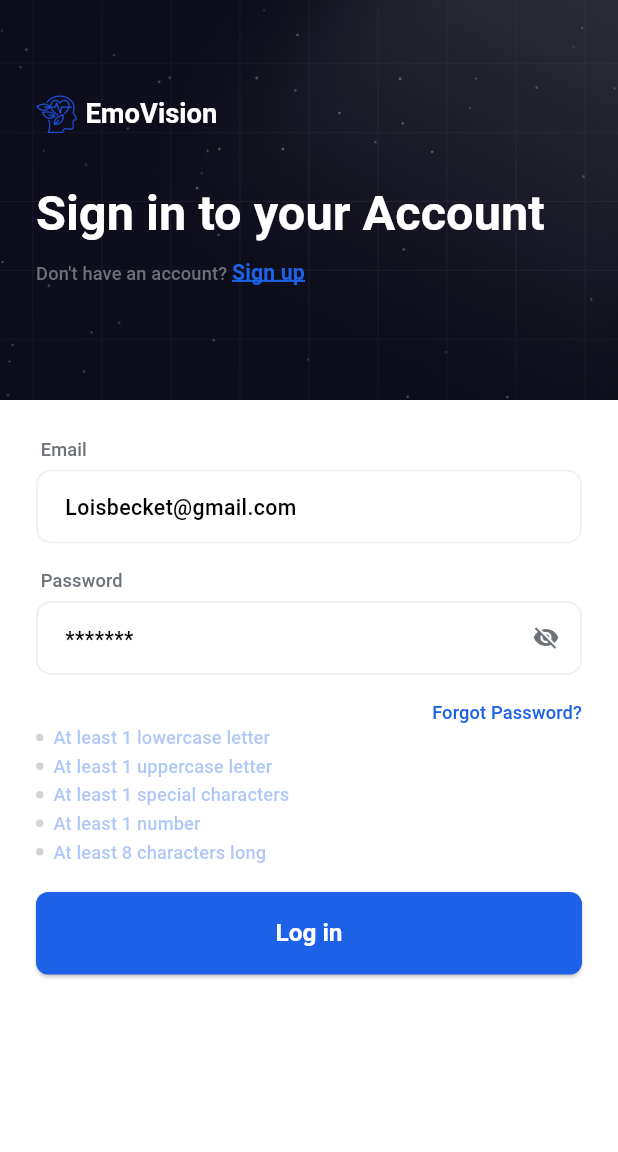
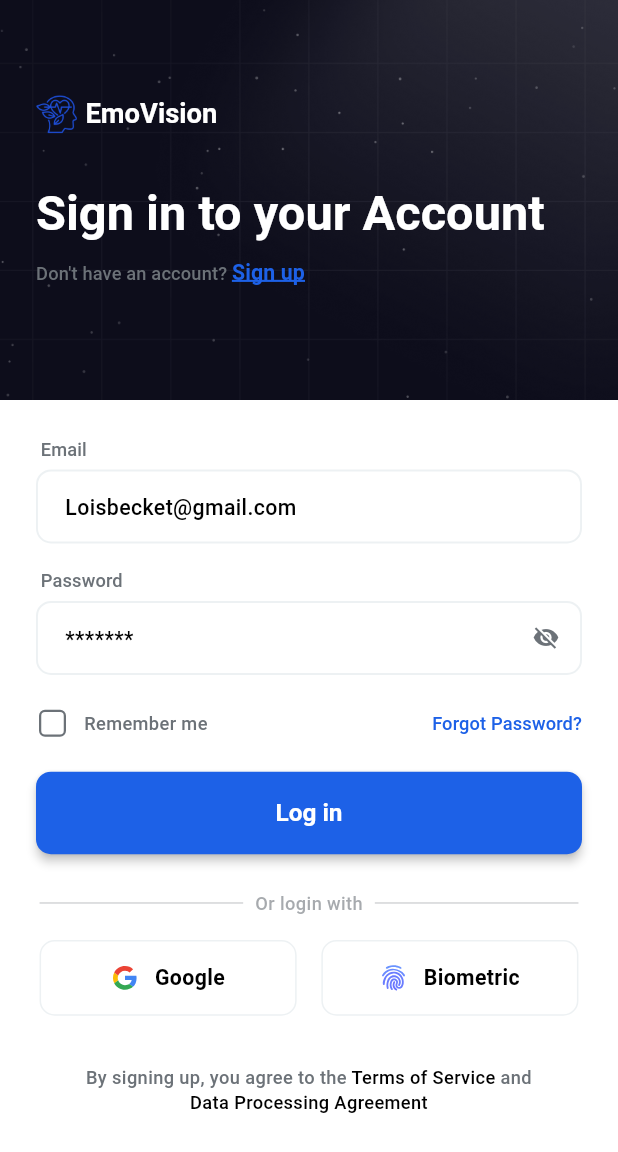
Before and after one commit to khaledNat3y/emo-vision, a Flutter app: the screen it shows after launch, on a phone screen of 412 x 824 dp. Shown: the top 1152 px of the screen. Run offline on Flutter 3.47's test engine with Material 3 defaults, Android fonts, the phone set to English and light mode, and no system bars; our stand-ins replace flutter_screenutil, flutter_secure_storage, flutter_svg, local_auth, shared_preferences, smooth_page_indicator; missing offline and left inert: local_auth_android; Roboto replaces fonts that are missing (LeagueSpartan).

Commit message:
-enhanced login form with remember me checkbox and biometric authentication -replaced password validation with remember me checkbox and forgot password layout -added biometric authentication service with local_auth integration -implemented Google and biometric login options with custom UI components -added required permissions for biometric authentication on Android and iOS -updated dependencies with local_auth packages and flutter_svg -improved button styling with elevation and rounded corners -added or_login_with divider widget for alternative login methods -updated onboarding navigation to use proper routing to login screen

```diff
--- a/lib/core/helpers/app_assets.dart
+++ b/lib/core/helpers/app_assets.dart
@@ -4,4 +4,7 @@ class AppAssets {
   static const String appLogo = 'assets/images/login_screen/app_logo.png';
   static const String loginScreenHead = 'assets/images/login_screen/head.png';
   static const String lottieLoadingAnimation = 'assets/lottie/loading_animation.json';
+  static const String googleIcon = "assets/svgs/google_icon.svg";
+  static const String facebookIcon = "assets/svgs/facebook_icon.svg";
+  static const String biometric = "assets/svgs/biometric.svg";
 }
--- /dev/null
+++ b/lib/core/services/biometric_service.dart
@@ -0,0 +1,32 @@
+import 'package:facial_emotional_detection_graduation_project/core/helpers/logger.dart';
+import 'package:local_auth/local_auth.dart';
+import 'package:local_auth_android/local_auth_android.dart';
+
+class BiometricService {
+  final LocalAuthentication auth = LocalAuthentication();
+
+  Future<bool> canCheckBiometrics() async {
+    return await auth.canCheckBiometrics;
+  }
+
+  Future<bool> authenticateBiometric() async {
+    try {
+      final isAuthenticated = await auth.authenticate(
+        localizedReason: 'Please authenticate to login',
+        options: const AuthenticationOptions(
+          stickyAuth: true,
+          biometricOnly: true,
+        ),
+      );
+      return isAuthenticated;
+    } catch (e) {
+      Logger.debug('Error: $e');
+      return false;
+    }
+  }
+
+  Future<bool> requestBiometric() async {
+    await canCheckBiometrics();
+    return await authenticateBiometric();
+  }
+}
--- a/lib/core/theming/app_text_theme.dart
+++ b/lib/core/theming/app_text_theme.dart
@@ -9,6 +9,18 @@ abstract class AppTextTheme {
     fontSize: 24.sp,
     fontWeight: FontWeightHelper.bold,
     color: AppColors.textPrimaryLight,
+  );
+
+  static TextStyle font14BlackSemiBold = TextStyle(
+    fontSize: 14.sp,
+    fontWeight: FontWeightHelper.semiBold,
+    color: AppColors.black,
+  );
+
+  static TextStyle font12GreyMedium = TextStyle(
+    fontSize: 12.sp,
+    fontWeight: FontWeightHelper.medium,
+    color: AppColors.grey,
   );
 
   static TextStyle font12BlueRegular = TextStyle(
--- a/lib/core/widgets/custom_button.dart
+++ b/lib/core/widgets/custom_button.dart
@@ -13,12 +13,14 @@ class CustomButton extends StatelessWidget {
 
   @override
   Widget build(BuildContext context) {
-    return Center(
-      child: ElevatedButton(
+    return ElevatedButton(
       style: ElevatedButton.styleFrom(
+        animationDuration: const Duration(milliseconds: 500),
         // padding: EdgeInsets.symmetric(vertical: 14, horizontal: 32),
+        elevation: 2.7,
         backgroundColor: AppColors.primary,
         minimumSize: const Size.fromHeight(55),
+        shape: RoundedRectangleBorder(borderRadius: BorderRadius.circular(10)),
       ),
       onPressed: () {
         if (formKey.currentState!.validate()) {
@@ -26,7 +28,6 @@ class CustomButton extends StatelessWidget {
         }
       },
       child: Text(text),
-      ),
     );
   }
 }
--- a/lib/features/login_screen/ui/login_screen_body.dart
+++ b/lib/features/login_screen/ui/login_screen_body.dart
@@ -1,8 +1,15 @@
+import 'package:facial_emotional_detection_graduation_project/core/helpers/logger.dart';
+import 'package:facial_emotional_detection_graduation_project/core/services/biometric_service.dart';
+import 'package:facial_emotional_detection_graduation_project/core/theming/app_text_theme.dart';
 import 'package:facial_emotional_detection_graduation_project/features/login_screen/ui/widgets/login_form.dart';
 import 'package:facial_emotional_detection_graduation_project/features/login_screen/ui/widgets/login_screen_header_column.dart';
+import 'package:facial_emotional_detection_graduation_project/features/login_screen/ui/widgets/or_login_with_widget.dart';
 import 'package:flutter/material.dart';
+import 'package:flutter_screenutil/flutter_screenutil.dart';
+import 'package:flutter_svg/flutter_svg.dart';
 
 import '../../../core/helpers/app_assets.dart';
+import '../../../core/theming/app_colors.dart';
 
 class LoginScreenBody extends StatelessWidget {
   const LoginScreenBody({super.key});
@@ -29,8 +36,79 @@ class LoginScreenBody extends StatelessWidget {
             ],
           ),
           const LoginForm(),
+          const OrLoginWith(),
+          16.verticalSpace,
+          Row(
+            mainAxisAlignment: MainAxisAlignment.center,
+            children: [
+              CustomLoginMethod(iconPath: AppAssets.googleIcon, title: 'Google', onTap: (){},),
+              15.horizontalSpace,
+              CustomLoginMethod(iconPath: AppAssets.biometric, title: 'Biometric', onTap: (){
+                BiometricService().requestBiometric().then((value) {
+                  if (value) {
+                    Logger.debug(value.toString());
+                    if(context.mounted) {
+                      Navigator.push(context, MaterialPageRoute(builder: (context) => Scaffold()));
+                    }
+                  }
+                  Logger.debug(value.toString());
+                });
+              },),
+            ],
+          ),
+          32.verticalSpace,
+          Center(
+            child: Padding(
+              padding: EdgeInsets.symmetric(horizontal: 24.0.w),
+              child: Text.rich(
+                textAlign: TextAlign.center,
+                TextSpan(
+                  text: "By signing up, you agree to the ", style: AppTextTheme.font12GreyMedium,
+                  children: [
+                    TextSpan(text: "Terms of Service", style: AppTextTheme.font12GreyMedium.copyWith(color: AppColors.black)),
+                    TextSpan(text: " and \n", style: AppTextTheme.font12GreyMedium),
+                    TextSpan(text: "Data Processing Agreement", style: AppTextTheme.font12GreyMedium.copyWith(color: AppColors.black)),],
+                ),
+              ),
+            ),
+          )
+
         ],
       ),
     );
   }
 }
+
+class CustomLoginMethod extends StatelessWidget {
+  final String iconPath;
+  final String title;
+  final void Function()? onTap;
+  const CustomLoginMethod({super.key, required this.iconPath, required this.title, this.onTap});
+
+  @override
+  Widget build(BuildContext context) {
+    return GestureDetector(
+      onTap: onTap,
+      child: Container(
+        width: MediaQuery.of(context).size.width * 0.416,
+        padding: EdgeInsets.symmetric(horizontal: 24.0.w, vertical: 14.0.h),
+        decoration: BoxDecoration(
+          borderRadius: BorderRadius.circular(10),
+          border: Border.all(color: AppColors.borderLight),
+        ),
+        child: Row(
+          mainAxisAlignment: MainAxisAlignment.center,
+          children: [
+            SvgPicture.asset(iconPath),
+            10.horizontalSpace,
+            Text(
+              title,
+              style: AppTextTheme.font14BlackSemiBold,
+              textAlign: TextAlign.center,
+            ),
+          ],
+        ),
+      ),
+    );
+  }
+}
--- a/lib/features/login_screen/ui/widgets/login_form.dart
+++ b/lib/features/login_screen/ui/widgets/login_form.dart
@@ -1,9 +1,8 @@
 import 'package:facial_emotional_detection_graduation_project/core/theming/app_colors.dart';
+import 'package:facial_emotional_detection_graduation_project/core/theming/app_text_theme.dart';
 import 'package:facial_emotional_detection_graduation_project/core/widgets/app_text_form_field.dart';
-import 'package:facial_emotional_detection_graduation_project/core/widgets/password_validation.dart';
 import 'package:flutter/material.dart';
 import 'package:flutter_screenutil/flutter_screenutil.dart';
-
 import '../../../../core/helpers/app_regex.dart';
 import '../../../../core/widgets/custom_button.dart';
 
@@ -17,36 +16,39 @@ class LoginForm extends StatefulWidget {
 class _LoginFormState extends State<LoginForm> {
   final formKey = GlobalKey<FormState>();
   bool isObscure = true;
+  bool isChecked = false;
 
-  bool hasLowercase = false;
-  bool hasUppercase = false;
-  bool hasSpecialCharacters = false;
-  bool hasNumber = false;
-  bool hasMinLength = false;
+  // bool hasLowercase = false;
+  // bool hasUppercase = false;
+  // bool hasSpecialCharacters = false;
+  // bool hasNumber = false;
+  // bool hasMinLength = false;
 
   late TextEditingController passwordController;
+  late TextEditingController emailController;
 
   @override
   void initState() {
     super.initState();
     // passwordController = context.read<LoginCubit>().passwordController;
     passwordController = TextEditingController();
-    setupPasswordControllerListener();
+    emailController = TextEditingController();
+    // setupPasswordControllerListener();
   }
 
-  void setupPasswordControllerListener() {
-    passwordController.addListener(() {
-      setState(() {
-        hasLowercase = AppRegex.hasLowerCase(passwordController.text);
-        hasUppercase = AppRegex.hasUpperCase(passwordController.text);
-        hasSpecialCharacters = AppRegex.hasSpecialCharacter(
-          passwordController.text,
-        );
-        hasNumber = AppRegex.hasNumber(passwordController.text);
-        hasMinLength = AppRegex.hasMinLength(passwordController.text);
-      });
-    });
-  }
+  // void setupPasswordControllerListener() {
+  //   passwordController.addListener(() {
+  //     setState(() {
+  //       hasLowercase = AppRegex.hasLowerCase(passwordController.text);
+  //       hasUppercase = AppRegex.hasUpperCase(passwordController.text);
+  //       hasSpecialCharacters = AppRegex.hasSpecialCharacter(
+  //         passwordController.text,
+  //       );
+  //       hasNumber = AppRegex.hasNumber(passwordController.text);
+  //       hasMinLength = AppRegex.hasMinLength(passwordController.text);
+  //     });
+  //   });
+  // }
 
   @override
   Widget build(BuildContext context) {
@@ -57,7 +59,10 @@ class _LoginFormState extends State<LoginForm> {
         child: Column(
           crossAxisAlignment: CrossAxisAlignment.start,
           children: [
-            Text(" Email", style: Theme.of(context).textTheme.titleSmall),
+            Text(" Email", style: Theme
+                .of(context)
+                .textTheme
+                .titleSmall),
             5.verticalSpace,
             AppTextFormField(
               hintText: "Loisbecket@gmail.com",
@@ -70,7 +75,10 @@ class _LoginFormState extends State<LoginForm> {
               },
             ),
             16.verticalSpace,
-            Text(" Password", style: Theme.of(context).textTheme.titleSmall),
+            Text(" Password", style: Theme
+                .of(context)
+                .textTheme
+                .titleSmall),
             5.verticalSpace,
             AppTextFormField(
               controller: passwordController,
@@ -92,20 +100,50 @@ class _LoginFormState extends State<LoginForm> {
               ),
             ),
             16.verticalSpace,
-            Align(
-              alignment: Alignment.centerRight,
-              child: GestureDetector(
-                child: Text("Forgot Password?", style: Theme.of(context).textTheme.titleSmall?.copyWith(color: AppColors.primary)),
-                onTap: () {},
-              ),
+            Row(
+              mainAxisAlignment: MainAxisAlignment.spaceBetween,
+              children: [
+                Row(
+                  children: [
+                    Transform.translate(
+                      offset: const Offset(-5, 0), // Move checkbox slightly left to align better
+                      child: Checkbox(
+                        shape: RoundedRectangleBorder(
+                          borderRadius: BorderRadius.circular(4),
+                        ),
+                        value: isChecked,
+                        onChanged: (newValue) {
+                          setState(() {
+                            isChecked = newValue!;
+                          });
+                        },
+                        activeColor: AppColors.primary,
+                        checkColor: AppColors.white,
+                        side: const BorderSide(color: AppColors.grey, width: 1.5),
+                        materialTapTargetSize: MaterialTapTargetSize.shrinkWrap, // Reduces padding
+                        visualDensity: VisualDensity.compact, // Makes it more compact
+                      ),
+                    ),
+                    Text("Remember me", style: AppTextTheme.font12GreyMedium,),
+                  ],
+                ),
+                GestureDetector(
+                  child: Text("Forgot Password?", style: Theme
+                      .of(context)
+                      .textTheme
+                      .titleSmall
+                      ?.copyWith(color: AppColors.primary)),
+                  onTap: () {},
+                ),
+              ],
             ),
-            PasswordValidation(
-              hasLowerCase: hasLowercase,
-              hasUpperCase: hasUppercase,
-              hasSpecialCharacters: hasSpecialCharacters,
-              hasNumber: hasNumber,
-              hasMinLength: hasMinLength,
-            ),
+            // PasswordValidation(
+            //   hasLowerCase: hasLowercase,
+            //   hasUpperCase: hasUppercase,
+            //   hasSpecialCharacters: hasSpecialCharacters,
+            //   hasNumber: hasNumber,
+            //   hasMinLength: hasMinLength,
+            // ),
             16.verticalSpace,
             CustomButton(formKey: formKey, text: 'Log in',)
           ],
@@ -117,6 +155,7 @@ class _LoginFormState extends State<LoginForm> {
   @override
   void dispose() {
     passwordController.dispose();
+    emailController.dispose();
     super.dispose();
   }
 }
--- /dev/null
+++ b/lib/features/login_screen/ui/widgets/or_login_with_widget.dart
@@ -0,0 +1,41 @@
+import 'package:flutter/material.dart';
+import 'package:flutter_screenutil/flutter_screenutil.dart';
+
+import '../../../../core/theming/app_colors.dart';
+import '../../../../core/theming/app_text_theme.dart';
+
+class OrLoginWith extends StatelessWidget {
+  const OrLoginWith({super.key});
+
+  @override
+  Widget build(BuildContext context) {
+    return Padding(
+      padding: EdgeInsets.symmetric(horizontal: 24.0.w),
+      child: Row(
+        children: [
+          Expanded(
+            child: Divider(
+              thickness: 1,
+              color: AppColors.grey.withValues(alpha: 0.3),
+            ),
+          ),
+          Padding(
+            padding: const EdgeInsets.symmetric(horizontal: 8.0),
+            child: Text(
+              'Or login with',
+              style: AppTextTheme.font12GreyMedium.copyWith(
+                color: AppColors.grey.withValues(alpha: 0.6),
+              ),
+            ),
+          ),
+          Expanded(
+            child: Divider(
+              thickness: 1,
+              color: AppColors.grey.withValues(alpha: 0.3),
+            ),
+          ),
+        ],
+      ),
+    );
+  }
+}
--- a/lib/features/onboarding/ui/onboarding_screen.dart
+++ b/lib/features/onboarding/ui/onboarding_screen.dart
@@ -63,7 +63,8 @@ class _OnboardingScreenState extends State<OnboardingScreen> {
           ),
           // Indicator
           Positioned(
-            bottom: 200,
+            bottom: MediaQuery.of(context).size.height * 0.2463054,
+
             left: MediaQuery.of(context).size.width / 2 - 30,
             right: 0,
             child: SmoothPageIndicatorWidget(pageController: _pageController, currentPage: _currentPage),
--- a/lib/features/onboarding/ui/widgets/onboarding_buttons.dart
+++ b/lib/features/onboarding/ui/widgets/onboarding_buttons.dart
@@ -1,3 +1,5 @@
+import 'package:facial_emotional_detection_graduation_project/core/helpers/extensions.dart';
+import 'package:facial_emotional_detection_graduation_project/core/routing/routes.dart';
 import 'package:flutter/material.dart';
 
 class OnboardingButtons extends StatelessWidget {
@@ -30,9 +32,7 @@ class OnboardingButtons extends StatelessWidget {
             ),
             onPressed: () {
               if (_currentPage == 2) {
-                Navigator.of(context).pushReplacement(
-                  MaterialPageRoute(builder: (_) => const Scaffold()),
-                );
+                context.pushReplacementNamed(Routes.loginScreen);
               } else {
                 _pageController.nextPage(
                   duration: const Duration(milliseconds: 300),
@@ -56,9 +56,7 @@ class OnboardingButtons extends StatelessWidget {
             width: double.infinity,
             child: TextButton(
               onPressed: () {
-                Navigator.of(context).pushReplacement(
-                  MaterialPageRoute(builder: (_) => const Scaffold()),
-                );
+                context.pushReplacementNamed(Routes.loginScreen);
               },
               child: const Text(
                 'Skip',
--- a/lib/main.dart
+++ b/lib/main.dart
@@ -11,6 +11,4 @@ void main() async{
     statusBarColor: AppColors.white.withValues(alpha: 0.04),
   ));
   runApp(const EmovisionApp());
-
-
 }
--- a/pubspec.yaml
+++ b/pubspec.yaml
@@ -36,6 +36,10 @@ dependencies:
   cupertino_icons: ^1.0.8
   flutter_screenutil: ^5.9.3
   flutter_native_splash: ^2.4.7
+  #local authentication via biometrics, passcode, pin, or pattern.
+  local_auth: ^2.3.0
+  flutter_svg: ^2.2.1
+  local_auth_android: ^1.0.52
 
 dev_dependencies:
   flutter_test:
```
Also changed, not shown: assets/svgs/biometric.svg (added), assets/svgs/facebook_icon.svg (added), assets/svgs/google_icon.svg (added), pubspec.lock, 3 other files. Lines whose indentation alone changed are shown as unchanged.
